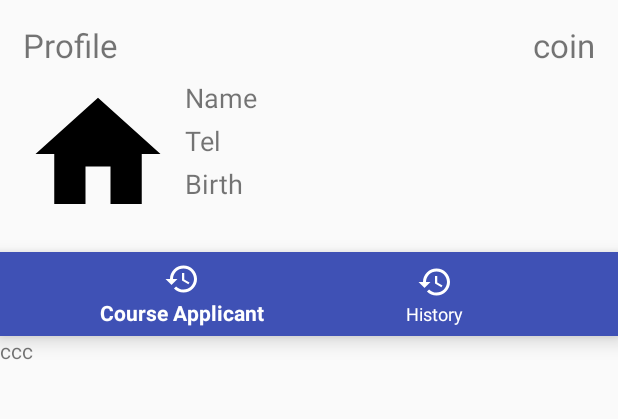
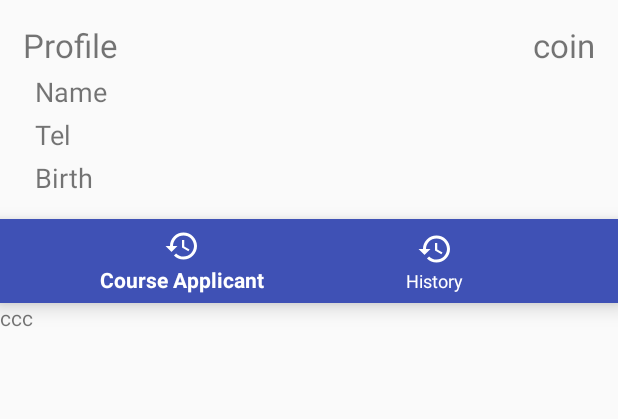
Before and after one commit to rungnueng123/MDancingProject, an Android app: the fragment StudentProfileFragment placed in its activity, on a phone screen of 412 x 824 dp, the part 84-503 px from its top. Run offline under Robolectric (Android 15) with nearby library versions, the phone set to English and light mode, and no system bars; our stand-ins replace Volley; libraries missing offline, so code that uses them is left out: com.facebook, com.facebook.login, com.shrikanthravi.collapsiblecalendarview; network calls fail; 5 statements that could not run were skipped.

Commit message:
change layout profile

```diff
--- a/app/src/main/java/com/mocom/com/mdancingproject/Fragments/StudentProfileFragment.java
+++ b/app/src/main/java/com/mocom/com/mdancingproject/Fragments/StudentProfileFragment.java
@@ -13,7 +13,6 @@ import android.view.LayoutInflater;
 import android.view.MenuItem;
 import android.view.View;
 import android.view.ViewGroup;
-import android.widget.ImageView;
 import android.widget.TextView;
 import android.widget.Toast;
 
@@ -41,7 +40,6 @@ public class StudentProfileFragment extends Fragment implements View.OnClickList
     private SharedPreferences.Editor editor;
 
     TextView txtProfile,txtCoin,txtUser,txtTel,txtBirth;
-    ImageView imgProfile;
     BottomNavigationView bottomNavigationView;
 
     public static StudentProfileFragment newInstance() {
@@ -157,7 +155,6 @@ public class StudentProfileFragment extends Fragment implements View.OnClickList
     private void initFindViewByID(View rootView) {
         bottomNavigationView = rootView.findViewById(R.id.profile_navigation);
         txtProfile = rootView.findViewById(R.id.txt_profile);
-        imgProfile = rootView.findViewById(R.id.img_profile);
         txtCoin = rootView.findViewById(R.id.txt_coin);
         txtCoin.setOnClickListener(this);
         txtUser = rootView.findViewById(R.id.txt_user);
--- a/app/src/main/res/layout/fragment_student_profile.xml
+++ b/app/src/main/res/layout/fragment_student_profile.xml
@@ -29,29 +29,20 @@
             android:layout_width="wrap_content"
             android:layout_height="wrap_content" />
 
-        <ImageView
-            android:id="@+id/img_profile"
-            android:layout_below="@id/txt_profile"
-            android:layout_marginTop="8dp"
-            android:src="@drawable/ic_home_black_24dp"
-            android:layout_width="100dp"
-            android:layout_height="100dp" />
-
         <TextView
             android:id="@+id/txt_user"
             android:layout_width="wrap_content"
             android:layout_height="wrap_content"
-            android:layout_toEndOf="@id/img_profile"
-            android:layout_alignTop="@id/img_profile"
+            android:layout_below="@id/txt_profile"
             android:text="Name"
             android:textSize="18sp"
-            android:layout_marginStart="8dp"/>
+            android:layout_marginStart="8dp"
+            android:layout_marginTop="4dp"/>
 
         <TextView
             android:id="@+id/txt_tel"
             android:layout_width="wrap_content"
             android:layout_height="wrap_content"
-            android:layout_toEndOf="@id/img_profile"
             android:layout_below="@id/txt_user"
             android:layout_marginTop="4dp"
             android:text="Tel"
@@ -62,7 +53,6 @@
             android:id="@+id/txt_birth"
             android:layout_width="wrap_content"
             android:layout_height="wrap_content"
-            android:layout_toEndOf="@id/img_profile"
             android:layout_below="@id/txt_tel"
             android:layout_marginTop="4dp"
             android:text="Birth"
```
